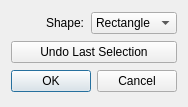
The window that hexrd/ui/resources/ui/mask_regions_dialog.ui (HEXRD/hexrdgui) describes before a commit, drawn with Qt 5.
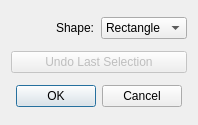
The same window after the commit.

Commit message:
Disable "Undo Last Selection" when empty
This gives the user better feedback of the current state of things...

What changed in the file:
```diff
--- a/hexrd/ui/resources/ui/mask_regions_dialog.ui
+++ b/hexrd/ui/resources/ui/mask_regions_dialog.ui
@@ -6,8 +6,8 @@
    <rect>
     <x>0</x>
     <y>0</y>
-    <width>184</width>
-    <height>107</height>
+    <width>198</width>
+    <height>125</height>
    </rect>
   </property>
   <property name="windowTitle">
@@ -41,6 +41,9 @@
    </item>
    <item>
     <widget class="QPushButton" name="undo">
+     <property name="enabled">
+      <bool>false</bool>
+     </property>
      <property name="text">
       <string>Undo Last Selection</string>
      </property>
```
The commit also changes 1 other file.
